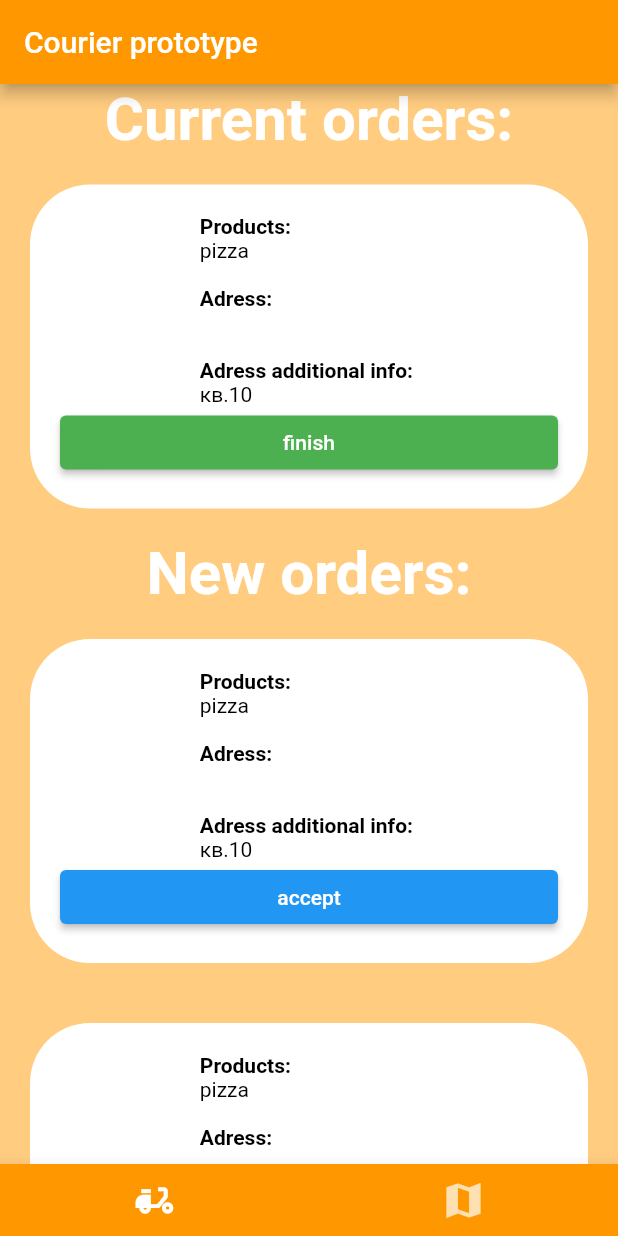
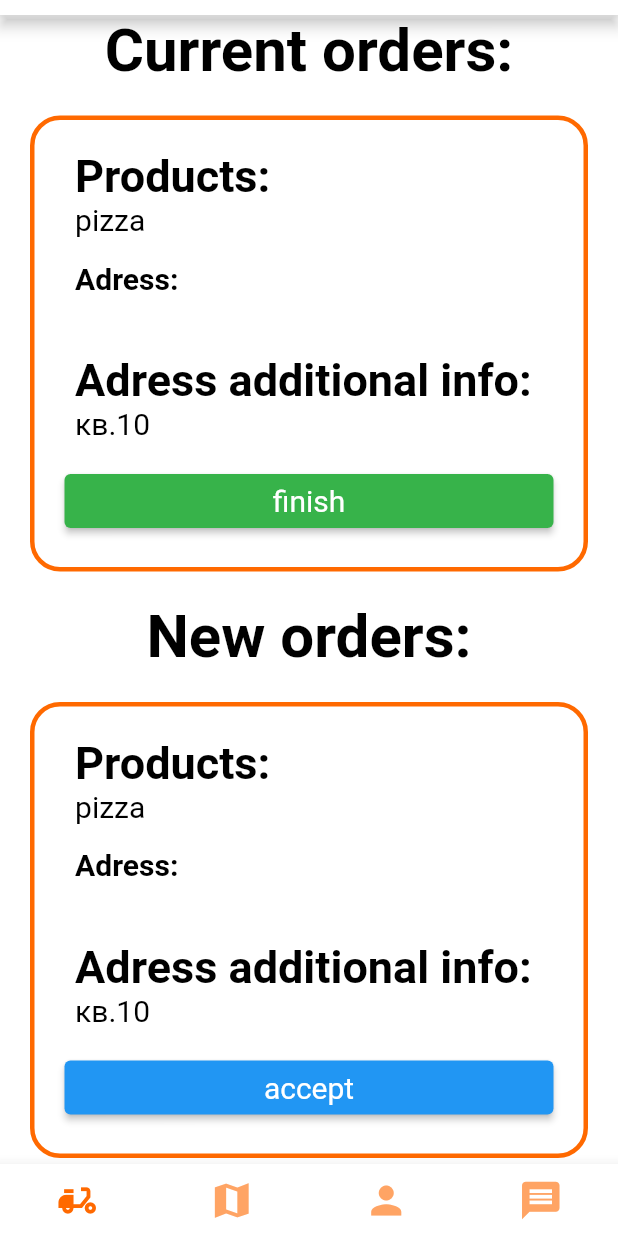
Before and after one commit to TITS-System/courier, a Flutter app: the screen it shows after launch, after a tap on "sign in", on a phone screen of 412 x 824 dp. Run offline on Flutter 3.47's test engine with Material 2 defaults, Android fonts, the phone set to English and light mode, and no system bars; our stand-ins replace google_maps_flutter, location; missing offline and left inert: flutter_polyline_points, geocoder.

Commit message:
don_no_api

```diff
--- a/lib/auth/auth_main_widget.dart
+++ b/lib/auth/auth_main_widget.dart
@@ -13,7 +13,7 @@ class _AuthMainWidgetState extends State<AuthMainWidget> {
   @override
   Widget build(BuildContext context) {
     return Scaffold(
-      backgroundColor: Colors.orange,
+      backgroundColor: Color.fromARGB(255, 255, 105, 0),
       body: Container(
         padding: EdgeInsets.all(10),
         child: Column(
@@ -71,18 +71,6 @@ class _AuthMainWidgetState extends State<AuthMainWidget> {
                   Expanded(
                     flex: 4,
                     child: ElevatedButton(
-                        style: ElevatedButton.styleFrom(primary: Colors.white),
-                        onPressed: () {},
-                        child: RichText(
-                            text: TextSpan(
-                                text: 'register',
-                                style: TextStyle(
-                                    color: Colors.black, fontSize: 20)))),
-                  ),
-                  Expanded(flex: 1, child: Container()),
-                  Expanded(
-                    flex: 4,
-                    child: ElevatedButton(
                       style: ElevatedButton.styleFrom(primary: Colors.blue),
                       onPressed: () {
                         Navigator.pushReplacement(
--- /dev/null
+++ b/lib/colors.txt
@@ -0,0 +1 @@
+Color.fromARGB(255, 255, 105, 0),  -orange
--- a/lib/home_widget.dart
+++ b/lib/home_widget.dart
@@ -1,6 +1,8 @@
+import 'package:courier_prototype/messages/message_page.dart';
 import 'package:courier_prototype/order/order.dart';
 import 'package:courier_prototype/order/order_accepted_widget.dart';
 import 'package:courier_prototype/order/order_widget.dart';
+import 'package:courier_prototype/profile/profile_widget.dart';
 import 'package:flutter/material.dart';
 import 'package:flutter/services.dart';
 import 'package:flutter_polyline_points/flutter_polyline_points.dart';
@@ -187,10 +189,11 @@ class _HomeWidgetState extends State<HomeWidget> {
   Widget build(BuildContext context) {
     return Scaffold(
       appBar: AppBar(
-        title: Text('Courier prototype'),
-        backgroundColor: Colors.orange,
+        backgroundColor: Colors.white,
+        toolbarHeight: 10,
+
       ),
-      backgroundColor: Colors.orange[200],
+      backgroundColor: Colors.white,
       body: Stack(
         children: (() {
           switch (pageType) {
@@ -207,7 +210,7 @@ class _HomeWidgetState extends State<HomeWidget> {
                                       style: TextStyle(
                                           fontWeight: FontWeight.bold,
                                           fontSize: 40,
-                                          color: Colors.white)));
+                                          color: Colors.black)));
                             }
                             return Container();
                           }())
@@ -222,7 +225,7 @@ class _HomeWidgetState extends State<HomeWidget> {
                                       style: TextStyle(
                                           fontWeight: FontWeight.bold,
                                           fontSize: 40,
-                                          color: Colors.white)));
+                                          color: Colors.black)));
                             }
                             return Container();
                           }())
@@ -246,7 +249,7 @@ class _HomeWidgetState extends State<HomeWidget> {
                 (() {
                   if (styleChanged == false) {
                     return Container(
-                      color: Colors.orange[100],
+                      color: Color.fromARGB(155, 255, 105, 0),
                       height: double.infinity,
                       width: double.infinity,
                       child: Align(
@@ -258,6 +261,14 @@ class _HomeWidgetState extends State<HomeWidget> {
                   }
                 }()),
               ];
+            case "profile":
+              return <Widget>[
+                ProfileWidget(),
+              ];
+            case "messages":
+              return <Widget>[
+                MessagePage(),
+              ];
             default:
               return <Widget>[];
           }
@@ -268,7 +279,7 @@ class _HomeWidgetState extends State<HomeWidget> {
         color: Colors.white,
         child: Container(
             decoration: BoxDecoration(
-              color: Colors.orange,
+              color: Colors.white,
             ),
             child: Row(
               children: [
@@ -279,9 +290,9 @@ class _HomeWidgetState extends State<HomeWidget> {
                   highlightColor: Colors.transparent,
                   color: (() {
                     if (pageType == "orders") {
-                      return Colors.white;
+                      return Color.fromARGB(255, 255, 105, 0);
                     }
-                    return Colors.orange[100];
+                    return Color.fromARGB(155, 255, 105, 0);
                   }()),
                   onPressed: () {
                     setState(() {
@@ -296,13 +307,47 @@ class _HomeWidgetState extends State<HomeWidget> {
                   highlightColor: Colors.transparent,
                   color: (() {
                     if (pageType == "map") {
-                      return Colors.white;
+                      return Color.fromARGB(255, 255, 105, 0);
                     }
-                    return Colors.orange[100];
+                    return Color.fromARGB(155, 255, 105, 0);
                   }()),
                   onPressed: () {
                     setState(() {
                       pageType = "map";
+                    });
+                  },
+                ),
+                IconButton(
+                  iconSize: 30,
+                  icon: Icon(Icons.person),
+                  splashColor: Colors.transparent,
+                  highlightColor: Colors.transparent,
+                  color: (() {
+                    if (pageType == "profile") {
+                      return Color.fromARGB(255, 255, 105, 0);
+                    }
+                    return Color.fromARGB(155, 255, 105, 0);
+                  }()),
+                  onPressed: () {
+                    setState(() {
+                      pageType = "profile";
+                    });
+                  },
+                ),
+                IconButton(
+                  iconSize: 30,
+                  icon: Icon(Icons.message),
+                  splashColor: Colors.transparent,
+                  highlightColor: Colors.transparent,
+                  color: (() {
+                    if (pageType == "messages") {
+                      return Color.fromARGB(255, 255, 105, 0);
+                    }
+                    return Color.fromARGB(155, 255, 105, 0);
+                  }()),
+                  onPressed: () {
+                    setState(() {
+                      pageType = "messages";
                     });
                   },
                 ),
--- a/lib/order/order_accepted_widget.dart
+++ b/lib/order/order_accepted_widget.dart
@@ -17,8 +17,9 @@ class _AcceptedOrderState extends State<AcceptedOrder> {
       padding: EdgeInsets.all(20),
       margin: EdgeInsets.all(20),
       decoration: BoxDecoration(
-        color: Color.fromARGB(255, 255, 255, 255),
-        borderRadius: BorderRadius.all(Radius.circular(40)),
+        color: Color.fromARGB(0, 255, 105, 0),
+        borderRadius: BorderRadius.all(Radius.circular(20)),
+        border: Border.all(color: Color.fromARGB(255, 255, 105, 0), width: 3),
       ),
       child: Column(
         mainAxisSize: MainAxisSize.min,
@@ -31,9 +32,12 @@ class _AcceptedOrderState extends State<AcceptedOrder> {
               Expanded(
                 flex: 4,
                 child: ElevatedButton(
-                  style: ElevatedButton.styleFrom(primary: Colors.green),
+                  style: ElevatedButton.styleFrom(primary: Color.fromARGB(255, 55, 179, 74)),
                   onPressed: () {},
-                  child: Text('finish'),
+                  child: RichText(
+                      text: TextSpan(
+                          text: 'finish',
+                          style: TextStyle(color: Colors.white, fontSize: 20))),
                 ),
               ),
             ],
--- a/lib/order/order_new_widget.dart
+++ b/lib/order/order_new_widget.dart
@@ -17,8 +17,9 @@ class _NewOrderState extends State<NewOrder> {
       padding: EdgeInsets.all(20),
       margin: EdgeInsets.all(20),
       decoration: BoxDecoration(
-        color: Color.fromARGB(255, 255, 255, 255),
-        borderRadius: BorderRadius.all(Radius.circular(40)),
+        color: Color.fromARGB(0, 255, 105, 0),
+        borderRadius: BorderRadius.all(Radius.circular(20)),
+        border: Border.all(color: Color.fromARGB(255, 255, 105, 0), width: 3),
       ),
       child: Column(
         mainAxisSize: MainAxisSize.min,
@@ -33,7 +34,10 @@ class _NewOrderState extends State<NewOrder> {
                 child: ElevatedButton(
                   style: ElevatedButton.styleFrom(primary: Colors.blue),
                   onPressed: () {},
-                  child: Text('accept'),
+                  child: RichText(
+                      text: TextSpan(
+                          text: 'accept',
+                          style: TextStyle(color: Colors.white, fontSize: 20))),
                 ),
               ),
             ],
--- a/lib/order/order_widget.dart
+++ b/lib/order/order_widget.dart
@@ -16,6 +16,7 @@ class OrderWidget extends StatefulWidget {
 
 class _OrderWidgetState extends State<OrderWidget> {
   String locationName = '';
+  Color fontColor = Colors.black; //Color.fromARGB(255, 255, 105, 0);
 
   _getLocationName(LatLng latlng) async {
     final coordinates = new Coordinates(widget.order!.destLatLng.latitude,
@@ -44,36 +45,53 @@ class _OrderWidgetState extends State<OrderWidget> {
               text: TextSpan(
                   text: 'Products: ',
                   style: TextStyle(
-                      fontWeight: FontWeight.bold, color: Colors.black))),
+                      fontWeight: FontWeight.bold,
+                      color: fontColor,
+                      fontSize: 30))),
           RichText(
               text: TextSpan(
                   text: widget.order!.orderItems,
-                  style: TextStyle(color: Colors.black))),
+                  style: TextStyle(color: fontColor, fontSize: 20))),
           Text(' '),
           RichText(
               text: TextSpan(
                   text: 'Adress: ',
                   style: TextStyle(
-                      fontWeight: FontWeight.bold, color: Colors.black))),
-          RichText(
+                      fontWeight: FontWeight.bold,
+                      color: fontColor,
+                      fontSize: 20))),
+          Container(
+            child: RichText(
               text: TextSpan(
                   text: locationName,
-                style: TextStyle(color: Colors.blue),
+                  style: TextStyle(
+                      color: Colors.blue,
+                      fontSize: 20,
+                      fontWeight: FontWeight.bold),
                   recognizer: TapGestureRecognizer()
                     ..onTap = () {
                       widget.showOnMap!(widget.order!.destLatLng);
                     }),
+            ),
+            // padding:  EdgeInsets.all(2),
+            // decoration: BoxDecoration(
+            //   color: Colors.blue[200],
+            //   borderRadius: BorderRadius.all(Radius.circular(10)),
+            // ),
           ),
           Text(' '),
           RichText(
               text: TextSpan(
                   text: 'Adress additional info: ',
                   style: TextStyle(
-                      fontWeight: FontWeight.bold, color: Colors.black))),
+                      fontWeight: FontWeight.bold,
+                      color: fontColor,
+                      fontSize: 30))),
           RichText(
               text: TextSpan(
                   text: widget.order!.destDesc,
-                  style: TextStyle(color: Colors.black))),
+                  style: TextStyle(color: fontColor, fontSize: 20))),
+          Text(' '),
         ],
       ),
     );
```
Also changed, not shown: assets/map_style.txt (+4 -4 lines), lib/markers/marker_cur_popup.dart (+4 -3 lines), lib/markers/marker_new_popup.dart (+4 -3 lines), lib/messages/message_page.dart (added, +80 -0 lines), lib/messages/message_widget.dart (added, +30 -0 lines), lib/profile/profile_widget.dart (added, +126 -0 lines). Lines whose indentation alone changed are shown as unchanged.
